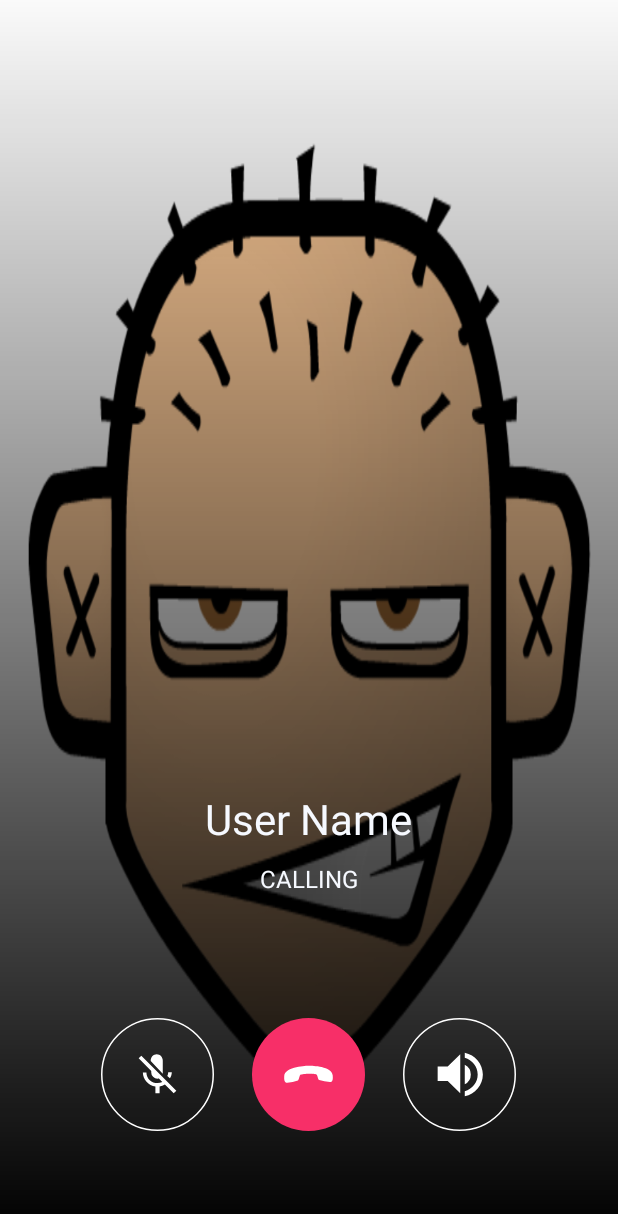
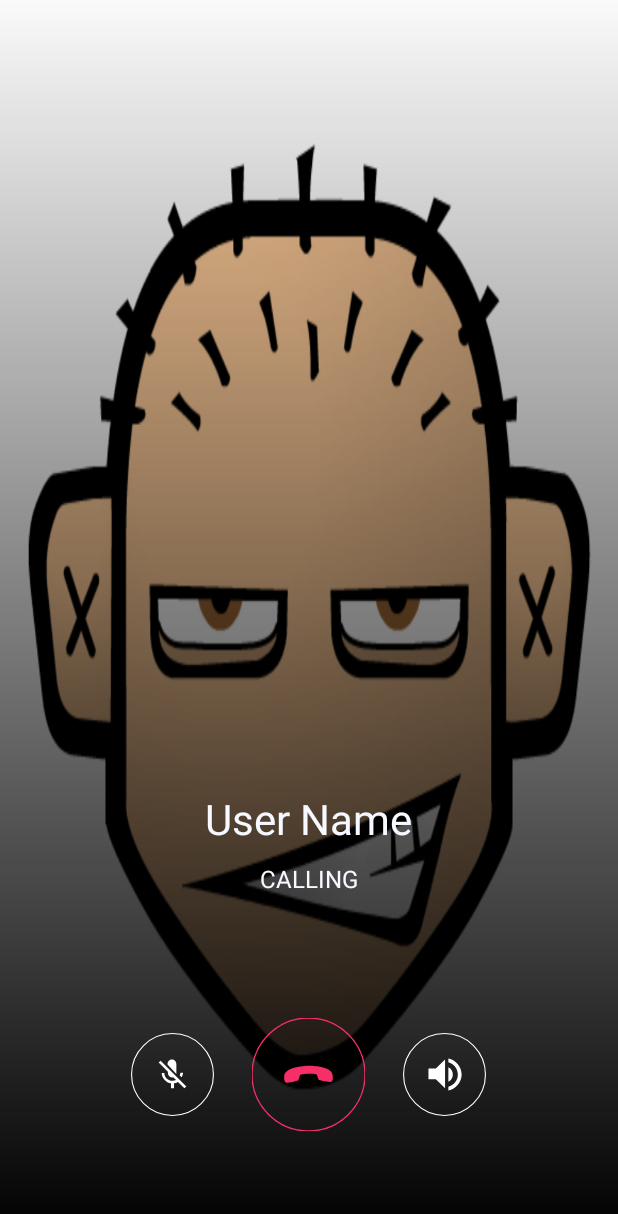
Before and after one commit to Isratmity01/SinchCallTest2, an Android app: the CallScreenActivity screen opened directly, with no data from a screen before it, on a phone screen of 412 x 824 dp. Shown: the top 1214 px of the screen. Run offline under Robolectric (Android 15) with nearby library versions, the phone set to English and light mode, and no system bars; our stand-ins replace CircleImageView; libraries missing offline, so code that uses them is left out: com.sinch.android, de.greenrobot.event; 3 statements that could not run were skipped.

Commit message:
speaker on and mute option added

```diff
--- a/app/build.gradle
+++ b/app/build.gradle
@@ -3,6 +3,7 @@ repositories {
     flatDir {
         dirs 'libs'
     }
+
 }
 
 android {
--- a/app/src/main/AndroidManifest.xml
+++ b/app/src/main/AndroidManifest.xml
@@ -12,7 +12,7 @@
     <uses-permission android:name="android.permission.RECORD_AUDIO"/>
     <uses-permission android:name="android.permission.READ_CONTACTS"/>
     <uses-permission android:name="android.permission.READ_PHONE_STATE"/>
-
+    <uses-permission android:name="android.permission.VIBRATE"/>
     <application
 
         android:name=".Application"
--- a/app/src/main/java/com/example/isjahan/sinchcalltest/CallScreenActivity.java
+++ b/app/src/main/java/com/example/isjahan/sinchcalltest/CallScreenActivity.java
@@ -6,6 +6,8 @@ import com.sinch.android.rtc.calling.Call;
 import com.sinch.android.rtc.calling.CallEndCause;
 import com.sinch.android.rtc.calling.CallListener;
 
+import android.content.Context;
+import android.graphics.Color;
 import android.media.AudioManager;
 import android.media.Image;
 import android.os.Bundle;
@@ -13,9 +15,11 @@ import android.util.Log;
 import android.view.View;
 import android.view.View.OnClickListener;
 import android.widget.Button;
+import android.widget.CompoundButton;
 import android.widget.ImageView;
 import android.widget.TextView;
 import android.widget.Toast;
+import android.widget.ToggleButton;
 
 import java.util.List;
 import java.util.Locale;
@@ -29,13 +33,14 @@ import de.hdodenhof.circleimageview.CircleImageView;
 public class CallScreenActivity extends BaseActivity {
 
     static final String TAG = CallScreenActivity.class.getSimpleName();
-
+    private int flag = 0;
+    private int flagmic = 0;
     private AudioPlayer mAudioPlayer;
     private Timer mTimer;
     private UpdateCallDurationTask mDurationTask;
-
+private Button speakerButton,micButton;
     private String mCallId;
-
+    AudioManager audioManager ;
     private TextView mCallDuration;
     private TextView mCallState;
     private TextView mCallerName;
@@ -65,7 +70,8 @@ public class CallScreenActivity extends BaseActivity {
         imageView=(CircleImageView)findViewById(R.id.profile_image) ;
         imageView.setImageResource(R.drawable.callicon);
         Button endCallButton = (Button) findViewById(R.id.hangupButton);
-
+        speakerButton=(Button)findViewById(R.id.speakerButton);
+        micButton=(Button)findViewById(R.id.muteButton);
         endCallButton.setOnClickListener(new OnClickListener() {
             @Override
             public void onClick(View v) {
@@ -73,6 +79,41 @@ public class CallScreenActivity extends BaseActivity {
             }
         });
         mCallId = getIntent().getStringExtra(SinchService.CALL_ID);
+        audioManager= (AudioManager) getSystemService(Context.AUDIO_SERVICE);
+        audioManager.setSpeakerphoneOn(false);
+
+        speakerButton.setOnClickListener(new OnClickListener() {
+            @Override
+            public void onClick(View v) {
+                if (flag == 0) {
+                    flag = 1; // 1 => Button ON
+                    speakerButton.setBackgroundResource(R.drawable.ic_speakeron);
+                    Toast.makeText(CallScreenActivity.this,"start",Toast.LENGTH_SHORT).show();
+                    audioManager.setSpeakerphoneOn(true);
+                } else {
+                    flag = 0; // 0 => Button OFF
+                    speakerButton.setBackgroundResource(R.drawable.ic_speakeroff);
+               //     Toast.makeText(CallScreenActivity.this,"off",Toast.LENGTH_SHORT).show();
+                    audioManager.setSpeakerphoneOn(false);
+                }
+            }
+        });
+        micButton.setOnClickListener(new OnClickListener() {
+            @Override
+            public void onClick(View v) {
+                if (flagmic == 0) {
+                    flagmic = 1; // 1 => Button ON
+                    micButton.setBackgroundResource(R.drawable.ic_muteon);
+                  //  Toast.makeText(CallScreenActivity.this,"start",Toast.LENGTH_SHORT).show();
+                    audioManager.setMicrophoneMute(true);
+                } else {
+                    flagmic = 0; // 0 => Button OFF
+                    micButton.setBackgroundResource(R.drawable.ic_mute);
+                    Toast.makeText(CallScreenActivity.this,"off",Toast.LENGTH_SHORT).show();
+                    audioManager.setMicrophoneMute(false);
+                }
+            }
+        });
     }
 
     @Override
@@ -81,20 +122,19 @@ public class CallScreenActivity extends BaseActivity {
         if (call != null) {
             call.addCallListener(new SinchCallListener());
             mCallerName.setText(call.getRemoteUserId());
-            mCallState.setText(call.getState().toString());
+            if(call.getState().toString().equals("INITIATING"))mCallState.setText("Calling");
+            else mCallState.setText(call.getState().toString());
         } else {
             Log.e(TAG, "Started with invalid callId, aborting.");
             finish();
         }
     }
-
     @Override
     public void onPause() {
         super.onPause();
         mDurationTask.cancel();
         mTimer.cancel();
     }
-
     @Override
     public void onResume() {
         super.onResume();
@@ -102,7 +142,6 @@ public class CallScreenActivity extends BaseActivity {
         mDurationTask = new UpdateCallDurationTask();
         mTimer.schedule(mDurationTask, 0, 500);
     }
-
     @Override
     public void onBackPressed() {
         // User should exit activity by ending call, not by going back.
@@ -110,7 +149,6 @@ public class CallScreenActivity extends BaseActivity {
 
     private void endCall() {
         mAudioPlayer.stopProgressTone();//
-
         //CallDetails callDetails=realm.createObject(CallDetails.class);
         Call call = getSinchServiceInterface().getCall(mCallId);
         String time=TimeActivity.getCurrentTime(getApplicationContext());
@@ -125,13 +163,11 @@ public class CallScreenActivity extends BaseActivity {
         }
         finish();
     }
-
     private String formatTimespan(int totalSeconds) {
         long minutes = totalSeconds / 60;
         long seconds = totalSeconds % 60;
         return String.format(Locale.US, "%02d:%02d", minutes, seconds);
     }
-
     private void updateCallDuration() {
         Call call = getSinchServiceInterface().getCall(mCallId);
         if (call != null) {
@@ -145,9 +181,7 @@ public class CallScreenActivity extends BaseActivity {
             }
         }
     }
-
     private class SinchCallListener implements CallListener {
-
         @Override
         public void onCallEnded(Call call) {
             CallEndCause cause = call.getDetails().getEndCause();
@@ -160,7 +194,6 @@ public class CallScreenActivity extends BaseActivity {
             Toast.makeText(CallScreenActivity.this, endMsg, Toast.LENGTH_LONG).show();
             endCall();
         }
-
         @Override
         public void onCallEstablished(Call call) {
             Log.d(TAG, "Call established");
@@ -168,17 +201,14 @@ public class CallScreenActivity extends BaseActivity {
             mCallState.setText(call.getState().toString());
             setVolumeControlStream(AudioManager.STREAM_VOICE_CALL);
         }
-
         @Override
         public void onCallProgressing(Call call) {
             Log.d(TAG, "Call progressing");
             mAudioPlayer.playProgressTone();
         }
-
         @Override
         public void onShouldSendPushNotification(Call call, List<PushPair> pushPairs) {
             // Send a push through your push provider here, e.g. GCM
         }
-
     }
 }
--- /dev/null
+++ b/app/src/main/res/drawable/check.xml
@@ -0,0 +1,4 @@
+<?xml version="1.0" encoding="utf-8"?>
+<selector xmlns:android="http://schemas.android.com/apk/res/android">
+
+</selector>
--- /dev/null
+++ b/app/src/main/res/drawable/ic_decline_incall.xml
@@ -0,0 +1,6 @@
+<vector android:height="24dp" android:viewportHeight="83.0"
+    android:viewportWidth="83.0" android:width="24dp" xmlns:android="http://schemas.android.com/apk/res/android">
+    <path android:fillColor="#00f72f68" android:pathData="M41.5,83C64.42,83 83,64.42 83,41.5S64.42,0 41.5,0 0,18.58 0,41.5 18.58,83 41.5,83z"
+    android:strokeColor="#F72F68" android:strokeWidth="1"/>
+    <path android:fillColor="#F72F68" android:pathData="M41.35,35.08c0.29,-0.01 17.2,-0.3 17.93,6.97 0.54,5.38 -1.44,4.99 -2.11,5.05a40.16,40.16 0,0 1,-7.84 -1.51c-0.92,-0.55 -1.21,-3.59 -1.95,-4.1 -0.74,-0.51 -4.44,-0.64 -5.93,-0.61 -1.49,0.03 -5.19,0.28 -5.91,0.82 -0.72,0.54 -0.91,3.58 -1.81,4.16a40.14,40.14 0,0 1,-7.79 1.79c-0.67,-0.05 -2.63,0.42 -2.28,-4.98 0.48,-7.29 17.39,-7.58 17.68,-7.59z"/>
+</vector>
--- /dev/null
+++ b/app/src/main/res/drawable/ic_muteon.xml
@@ -0,0 +1,7 @@
+<vector android:height="24dp" android:viewportHeight="75.0"
+    android:viewportWidth="75.0" android:width="24dp" xmlns:android="http://schemas.android.com/apk/res/android">
+    <path android:fillColor="#00000000"
+        android:pathData="M37.5,74.5c20.43,0 37,-16.57 37,-37S57.94,0.5 37.5,0.5s-37,16.57 -37,37 16.57,37 37,37z"
+        android:strokeColor="#AEC3E3" android:strokeWidth="1"/>
+    <path android:fillColor="#AEC3E3" android:pathData="M47,36h-2.39c0,0.9 -0.23,1.74 -0.61,2.5l1.73,1.5C46.52,38.81 47,37.45 47,36zM40.97,37c0,-0.09 0.03,-0.16 0.03,-0.24v-8.51C41,25.9 39.21,24 37,24s-4,1.9 -4,4.25v0.25L40.97,37zM26.76,25L25,26.76l8.35,8.35v1a4.15,4.15 0,0 0,4.15 4.17c0.31,0 0.61,-0.04 0.9,-0.11l2.31,2.31a7.64,7.64 0,0 1,-3.21 0.72c-3.83,0 -7.36,-2.92 -7.36,-7.08h-2.36c0,4.74 3.78,8.65 8.33,9.33L36.11,50h2.78v-4.56a9.73,9.73 0,0 0,3.53 -1.25L48.24,50 50,48.24 26.76,25z"/>
+</vector>
--- a/app/src/main/res/drawable/ic_receive_call.xml
+++ b/app/src/main/res/drawable/ic_receive_call.xml
@@ -1,5 +1,5 @@
 <vector android:height="24dp" android:viewportHeight="83.0"
     android:viewportWidth="83.0" android:width="24dp" xmlns:android="http://schemas.android.com/apk/res/android">
-    <path android:fillColor="#26BEFF" android:pathData="M41.5,83C64.42,83 83,64.42 83,41.5S64.42,0 41.5,0 0,18.58 0,41.5 18.58,83 41.5,83z"/>
+    <path android:fillColor="#7ED321" android:pathData="M41.5,83C64.42,83 83,64.42 83,41.5S64.42,0 41.5,0 0,18.58 0,41.5 18.58,83 41.5,83z"/>
     <path android:fillColor="#FFF" android:pathData="M36.55,46.46c-0.21,-0.2 -12.16,-12.16 -7.44,-17.74 3.49,-4.13 4.59,-2.43 5.09,-1.99a40.16,40.16 0,0 1,4.36 6.69c0.24,1.04 -1.74,3.36 -1.59,4.25 0.14,0.89 2.63,3.64 3.68,4.69 1.05,1.05 3.81,3.54 4.69,3.68 0.89,0.15 3.21,-1.83 4.25,-1.59a40.14,40.14 0,0 1,6.7 4.36c0.43,0.51 2.13,1.6 -2,5.09 -5.58,4.72 -17.53,-7.24 -17.74,-7.44z"/>
 </vector>
--- /dev/null
+++ b/app/src/main/res/drawable/ic_speakeron.xml
@@ -0,0 +1,7 @@
+<vector android:height="24dp" android:viewportHeight="75.0"
+    android:viewportWidth="75.0" android:width="24dp" xmlns:android="http://schemas.android.com/apk/res/android">
+    <path android:fillColor="#00000000"
+        android:pathData="M37.5,74.5c20.43,0 37,-16.57 37,-37S57.94,0.5 37.5,0.5s-37,16.57 -37,37 16.57,37 37,37z"
+        android:strokeColor="#AEC3E3" android:strokeWidth="1"/>
+    <path android:fillColor="#AEC3E3" android:pathData="M23,32.13v9.75h6.67L38,50L38,24l-8.33,8.13L23,32.13zM45,37.51A7.28,7.28 0,0 0,41 31v13a7.23,7.23 0,0 0,4 -6.49zM41,23v3.41c4.95,1.42 8.57,5.85 8.57,11.09S45.95,47.17 41,48.59L41,52c6.87,-1.5 12,-7.42 12,-14.5S47.87,24.5 41,23z"/>
+</vector>
--- /dev/null
+++ b/app/src/main/res/drawable/speakerstate.xml
@@ -0,0 +1,5 @@
+<?xml version = "1.0" encoding = "utf-8"?>
+<selector xmlns:android="http://schemas.android.com/apk/res/android">
+    <item android:drawable="@drawable/ic_speakeroff" android:state_activated="true" />
+    <item android:drawable="@drawable/ic_speakeron" />
+</selector>
--- a/app/src/main/res/layout/new_callscreen.xml
+++ b/app/src/main/res/layout/new_callscreen.xml
@@ -101,8 +101,8 @@
 
         <Button
             android:id="@+id/muteButton"
-            android:layout_width="75dp"
-            android:layout_height="75dp"
+            android:layout_width="55dp"
+            android:layout_height="55dp"
             android:layout_marginRight="25dp"
             android:background="@drawable/ic_mute"
             />
@@ -111,15 +111,16 @@
             android:layout_width="75dp"
             android:layout_height="75dp"
             android:layout_marginRight="25dp"
-            android:background="@drawable/ic_decline_call"
+            android:background="@drawable/ic_decline_incall"
             />
 
         <Button
             android:id="@+id/speakerButton"
-            android:layout_width="75dp"
-            android:layout_height="75dp"
+            android:layout_width="55dp"
+            android:layout_height="55dp"
+            android:background="@drawable/ic_speakeroff"
             android:layout_toRightOf="@id/declineButton"
-            android:background="@drawable/ic_speaker" />
+             />
 
     </LinearLayout>
     </RelativeLayout>
--- a/app/src/main/res/layout/new_incoming.xml
+++ b/app/src/main/res/layout/new_incoming.xml
@@ -81,7 +81,7 @@
         android:textColor="@color/colorPrimary"
         android:layout_marginBottom="51dp"
         android:textSize="14sp"
-        android:text="Tap in Blue Button to Receive Call"
+        android:text="Tap in Green Button to Receive Call"
 
         android:layout_alignParentBottom="true"
        />
```
Also changed, not shown: app/src/main/res/drawable/ic_speakeroff.xml (renamed from app/src/main/res/drawable/ic_speaker.xml), 1 other file.
